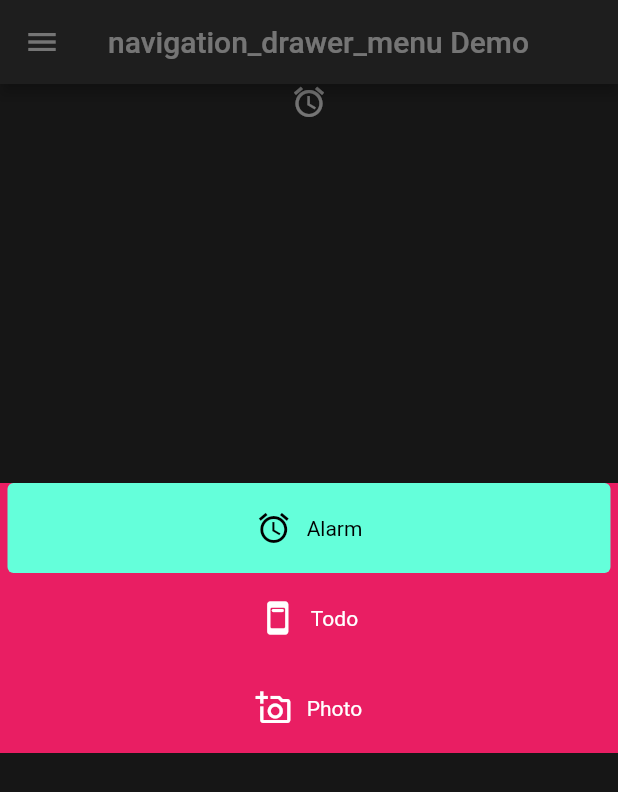
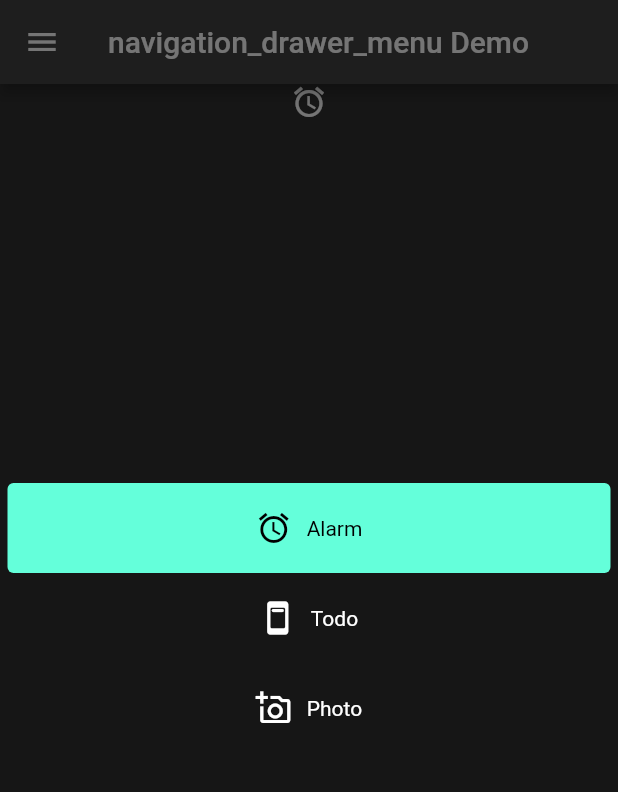
Before and after one commit to MelbourneDeveloper/navigation_drawer_menu, a Flutter app: the screen it shows after launch, with the side drawer open, on a phone screen of 412 x 824 dp. Shown: the top 792 px of the screen. Run offline on Flutter 3.47's test engine with Material 2 defaults, Android fonts, the phone set to English and light mode, and no system bars.

Commit message:
Simplify and fix

```diff
--- a/example/lib/main.dart
+++ b/example/lib/main.dart
@@ -74,10 +74,8 @@ class _MyAppState extends State<MyApp> {
                 menuMode: state.menuMode(context),
               ))));
 
-  Widget getMenu(BuildContext context) => Container(
-      color: Colors.pink,
-      child:
-          Column(mainAxisAlignment: MainAxisAlignment.spaceEvenly, children: [
+  Widget getMenu(BuildContext context) =>
+      Column(mainAxisAlignment: MainAxisAlignment.spaceEvenly, children: [
         NavigationDrawerMenu(
             highlightColor: Theme.of(context).indicatorColor,
             onSelectionChanged: (c, key) {
@@ -106,7 +104,7 @@ class _MyAppState extends State<MyApp> {
                                 : Theme.of(bc).textTheme.bodyText2)
                       ]
                     : [getIcon(mbd, isSelected, bc)]))
-      ]));
+      ]);
 
   Icon getIcon(MenuItemDefinition mbd, bool isSelected, BuildContext bc) =>
       Icon(mbd.iconData,
```
